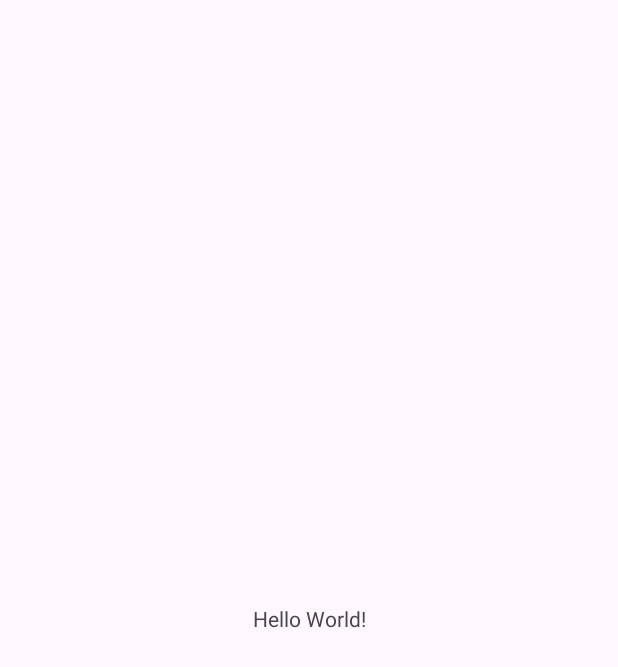
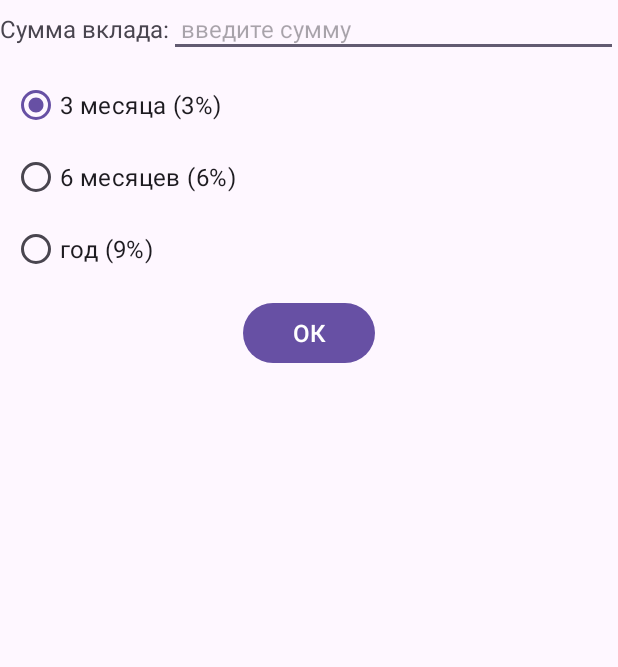
Before and after one commit to K33pQu13t/kotlic-first-steps, an Android app: the screen it shows after launch (MainActivity), on a phone screen of 412 x 824 dp. Before the commit the part shown is almost empty. Shown: the top 667 px of the screen. Run offline under Robolectric (Android 15) with nearby library versions, the phone set to English and light mode, and no system bars.

Commit message:
накидал разметку

```diff
--- a/CashDeposit/app/src/main/res/layout/activity_main.xml
+++ b/CashDeposit/app/src/main/res/layout/activity_main.xml
@@ -1,19 +1,79 @@
 <?xml version="1.0" encoding="utf-8"?>
-<androidx.constraintlayout.widget.ConstraintLayout xmlns:android="http://schemas.android.com/apk/res/android"
+<androidx.constraintlayout.widget.ConstraintLayout
+    xmlns:android="http://schemas.android.com/apk/res/android"
     xmlns:app="http://schemas.android.com/apk/res-auto"
     xmlns:tools="http://schemas.android.com/tools"
     android:id="@+id/main"
     android:layout_width="match_parent"
     android:layout_height="match_parent"
+    android:padding="16dp"
     tools:context=".MainActivity">
 
     <TextView
+        android:id="@+id/deposit_amount_label"
         android:layout_width="wrap_content"
         android:layout_height="wrap_content"
-        android:text="Hello World!"
-        app:layout_constraintBottom_toBottomOf="parent"
+        android:text="@string/deposit_amount_label"
+        android:textSize="16sp"
+        app:layout_constraintStart_toStartOf="parent"
+        app:layout_constraintTop_toTopOf="parent"
+        app:layout_constraintBottom_toTopOf="@+id/radio_group"/>
+
+    <EditText
+        android:id="@+id/deposit_amount_input"
+        android:layout_width="0dp"
+        android:layout_height="wrap_content"
+        android:hint="@string/deposit_amount_input_hint"
+        android:importantForAutofill="no"
+        android:inputType="numberDecimal"
+        android:padding="8dp"
+        android:textSize="16sp"
+        app:layout_constraintEnd_toEndOf="parent"
+        app:layout_constraintStart_toEndOf="@id/deposit_amount_label"
+        app:layout_constraintTop_toTopOf="parent" />
+
+    <RadioGroup
+        android:id="@+id/radio_group"
+        android:layout_width="0dp"
+        android:layout_height="wrap_content"
+        android:orientation="vertical"
+        android:padding="8dp"
         app:layout_constraintEnd_toEndOf="parent"
         app:layout_constraintStart_toStartOf="parent"
-        app:layout_constraintTop_toTopOf="parent" />
+        app:layout_constraintTop_toBottomOf="@id/deposit_amount_input">
+
+        <RadioButton
+            android:id="@+id/radio_deposit_3_months"
+            android:layout_width="wrap_content"
+            android:layout_height="wrap_content"
+            android:checked="true"
+            android:text="@string/deposit_3_months"
+            android:textSize="16sp" />
+
+        <RadioButton
+            android:id="@+id/radio_deposit_6_months"
+            android:layout_width="wrap_content"
+            android:layout_height="wrap_content"
+            android:text="@string/deposit_6_months"
+            android:textSize="16sp" />
+
+        <RadioButton
+            android:id="@+id/radio_deposit_12_months"
+            android:layout_width="wrap_content"
+            android:layout_height="wrap_content"
+            android:text="@string/deposit_12_months"
+            android:textSize="16sp" />
+    </RadioGroup>
+
+    <Button
+        android:id="@+id/ok_button"
+        android:layout_width="wrap_content"
+        android:layout_height="wrap_content"
+        android:padding="8dp"
+        android:text="@string/ok"
+        android:textSize="16sp"
+        app:layout_constraintEnd_toEndOf="parent"
+        app:layout_constraintStart_toStartOf="parent"
+        app:layout_constraintTop_toBottomOf="@id/radio_group" />
 
 </androidx.constraintlayout.widget.ConstraintLayout>
--- a/CashDeposit/app/src/main/res/values/strings.xml
+++ b/CashDeposit/app/src/main/res/values/strings.xml
@@ -1,3 +1,9 @@
 <resources>
     <string name="app_name">CashDeposit</string>
+    <string name="deposit_amount_label">Сумма вклада:</string>
+    <string name="deposit_amount_input_hint">введите сумму</string>
+    <string name="deposit_3_months">3 месяца (3%)</string>
+    <string name="deposit_6_months">6 месяцев (6%)</string>
+    <string name="deposit_12_months">год (9%)</string>
+    <string name="ok">ОК</string>
 </resources>
```
